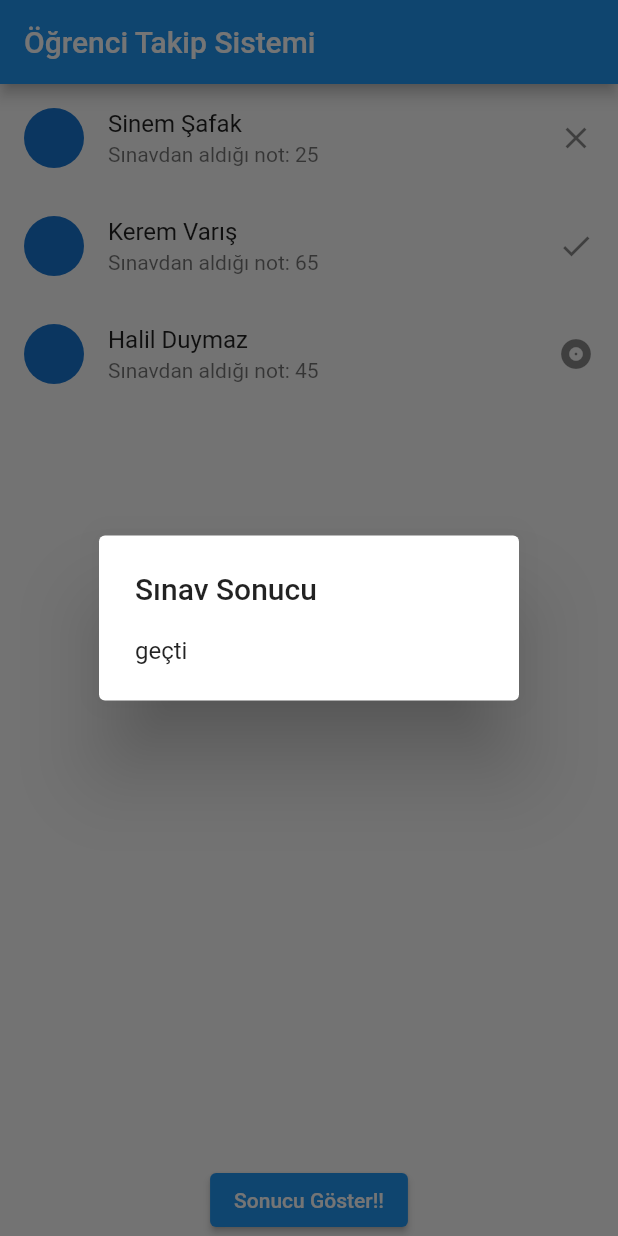
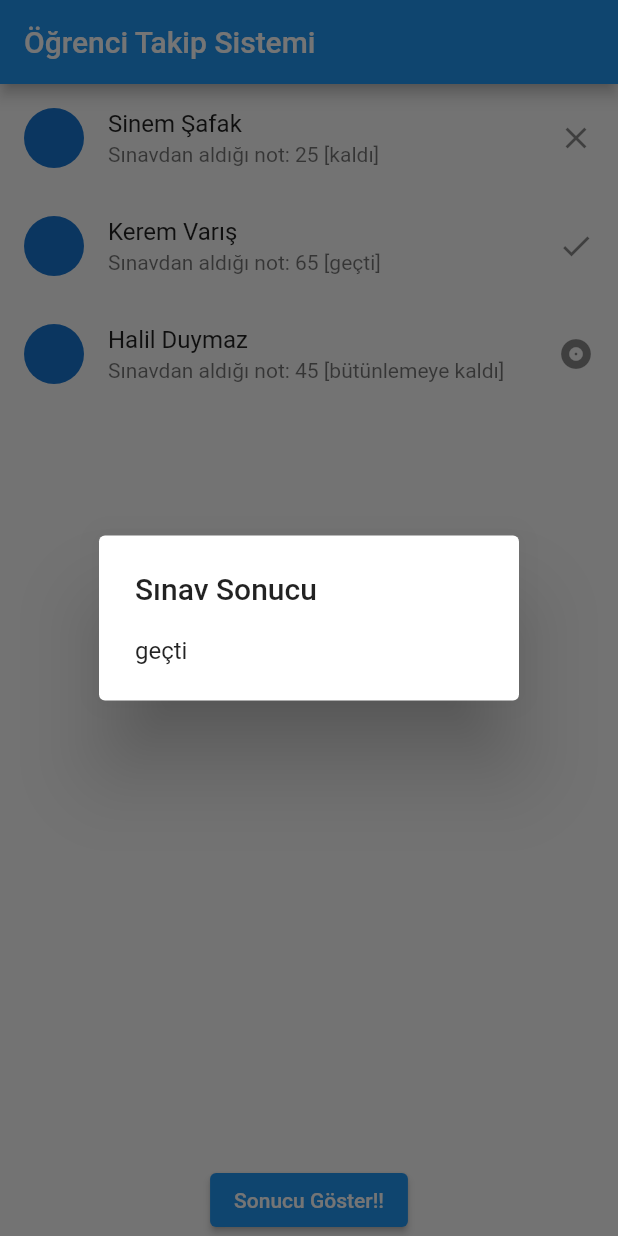
Before and after one commit to sinemsafak/flutterprojects, a Flutter app: the screen it shows after launch, after a tap on "Sonucu Göster!!", on a phone screen of 412 x 824 dp. Run offline on Flutter 3.47's test engine with Material 2 defaults, Android fonts, the phone set to English and light mode, and no system bars; network calls fail.

Commit message:
getter ve setter eklemesi

```diff
--- a/lib/main.dart
+++ b/lib/main.dart
@@ -67,7 +67,7 @@ class MyApp extends StatelessWidget {
                       backgroundImage: NetworkImage("https://cdn.pixabay.com/photo/2023/11/01/11/12/hallstatt-8357170_1280.jpg"),
                     ),
                     title: Text(students[index].firstname+" "+students[index].lastname),
-                    subtitle: Text("Sınavdan aldığı not: "+students[index].grade.toString()),
+                    subtitle: Text("Sınavdan aldığı not: "+students[index].grade.toString()+" ["+students[index].getStatus+"]"),
                     trailing: buildStatusIcon(students[index].grade),
                     onTap: (){
                       print(students[index].firstname+" "+students[index].lastname);
--- a/lib/models/student.dart
+++ b/lib/models/student.dart
@@ -2,15 +2,34 @@ class Student{
   String firstname="";
   String lastname="";
   int grade=0;
-  String status="";
+  String _status="";
 
 
   Student(String firstname, String lastname, int grade){
     this.firstname=firstname;
     this.lastname=lastname;
     this.grade=grade;
-    this.status="Geçti";
 
+
+  }
+  String get getFirstName{
+    return "OGR -"+this.firstname;
+  }
+
+  void set setFirstName(String value){
+    this.firstname=value;
+  }
+
+  String  get getStatus{
+       String message= "";
+    if (this.grade >= 50) {
+       message = "geçti";
+    } else if (this.grade >= 40) {
+       message = "bütünlemeye kaldı";
+    } else {
+       message = "kaldı";
+    }
+         return message;
   }
 
 
```
